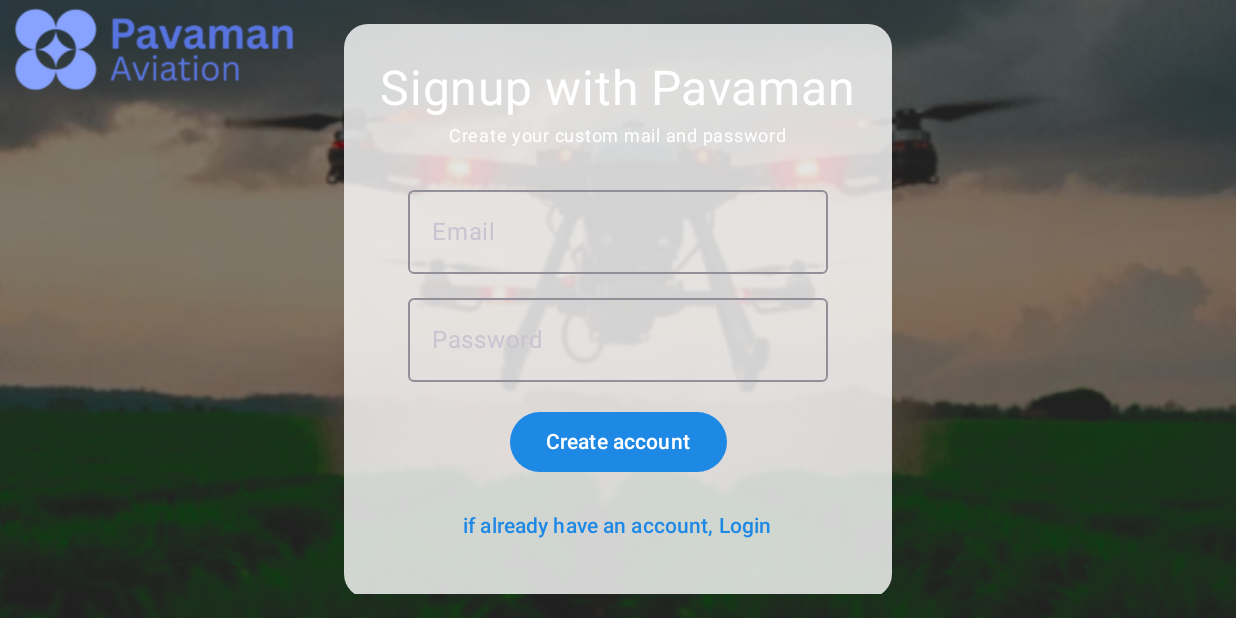
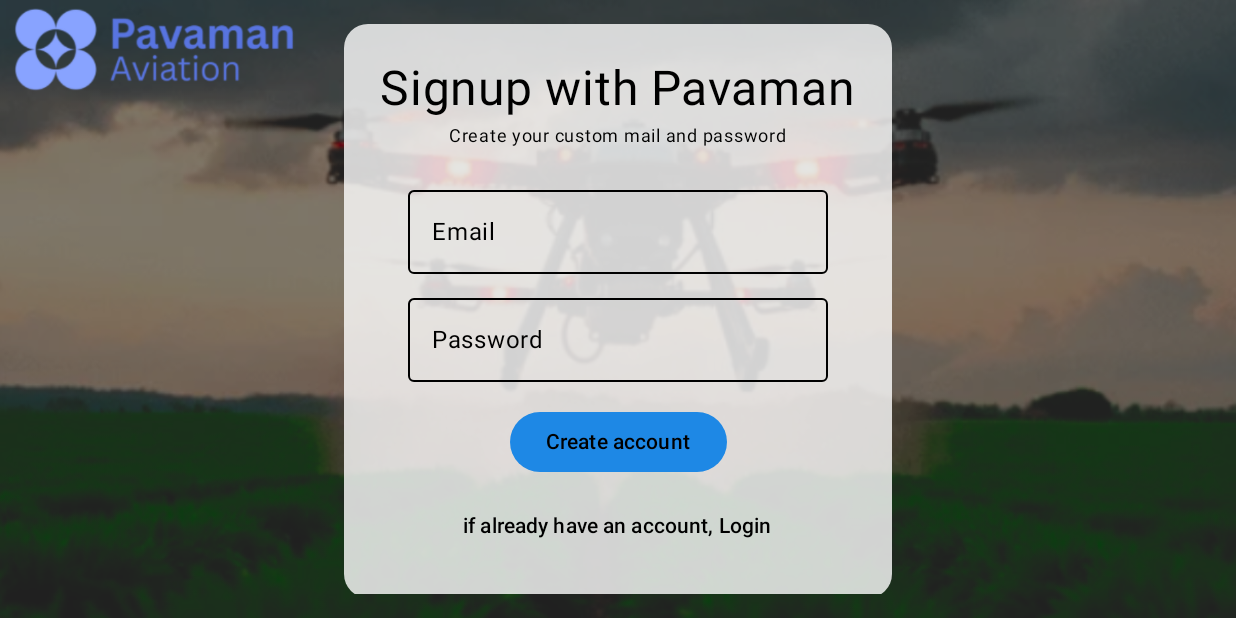
Before and after one commit to Hrushikesh-Gangisetty/SampleGCS, an Android app built with Jetpack Compose: the screen it shows after launch (MainActivity), after a tap on "Signup", on a phone screen of 824 x 412 dp (held sideways). Run offline under Robolectric (Android 15) with nearby library versions, the phone set to English and light mode, and no system bars; our stand-ins replace Firebase (no records; nobody signed in at launch, a user with empty details on screens opened directly), livedata-compose.

Commit message:
feat: Update text color to black on Login and Signup screens
This commit updates the `LoginPage.kt` and `SignupPage.kt` files to display all text in black. This includes titles, labels, placeholders, and button text.

The changes were made by explicitly setting the color of the `Text` composables to `Color.Black` and by using `OutlinedTextFieldDefaults.colors` to set the color of the text, labels, and borders of the `OutlinedTextField` composables to black.

```diff
--- a/app/src/main/java/com/example/aerogcsclone/authentication/LoginPage.kt
+++ b/app/src/main/java/com/example/aerogcsclone/authentication/LoginPage.kt
@@ -9,6 +9,7 @@ import androidx.compose.foundation.shape.RoundedCornerShape
 import androidx.compose.foundation.verticalScroll
 import androidx.compose.material3.Button
 import androidx.compose.material3.OutlinedTextField
+import androidx.compose.material3.OutlinedTextFieldDefaults
 import androidx.compose.material3.Text
 import androidx.compose.material3.TextButton
 import androidx.compose.runtime.*
@@ -66,15 +67,24 @@ fun LoginPage(modifier: Modifier = Modifier, navController: NavController, authV
                 horizontalAlignment = Alignment.CenterHorizontally,
                 verticalArrangement = Arrangement.Center
             ) {
-                Text(text = "Login with pavaman", fontSize = 32.sp)
-                Text(text = "Login with pavaman credentials", fontSize = 12.sp)
+                Text(text = "Login with pavaman", fontSize = 32.sp, color = Color.Black)
+                Text(text = "Login with pavaman credentials", fontSize = 12.sp, color = Color.Black)
 
                 Spacer(modifier = Modifier.height(16.dp))
 
                 OutlinedTextField(
                     value = email,
                     onValueChange = { email = it },
-                    label = { Text(text = "Email") }
+                    label = { Text(text = "Email") },
+                    colors = OutlinedTextFieldDefaults.colors(
+                        focusedTextColor = Color.Black,
+                        unfocusedTextColor = Color.Black,
+                        cursorColor = Color.Black,
+                        focusedBorderColor = Color.Black,
+                        unfocusedBorderColor = Color.Black,
+                        focusedLabelColor = Color.Black,
+                        unfocusedLabelColor = Color.Black
+                    )
                 )
 
                 Spacer(modifier = Modifier.height(8.dp))
@@ -82,19 +92,28 @@ fun LoginPage(modifier: Modifier = Modifier, navController: NavController, authV
                 OutlinedTextField(
                     value = password,
                     onValueChange = { password = it },
-                    label = { Text(text = "Password") }
+                    label = { Text(text = "Password") },
+                    colors = OutlinedTextFieldDefaults.colors(
+                        focusedTextColor = Color.Black,
+                        unfocusedTextColor = Color.Black,
+                        cursorColor = Color.Black,
+                        focusedBorderColor = Color.Black,
+                        unfocusedBorderColor = Color.Black,
+                        focusedLabelColor = Color.Black,
+                        unfocusedLabelColor = Color.Black
+                    )
                 )
 
                 Spacer(modifier = Modifier.height(16.dp))
 
                 Button(onClick = { authViewModel.login(email, password) }) {
-                    Text(text = "Login")
+                    Text(text = "Login", color = Color.Black)
                 }
 
                 Spacer(modifier = Modifier.height(8.dp))
 
                 TextButton(onClick = { navController.navigate(Screen.Signup.route) }) {
-                    Text(text = "Signup")
+                    Text(text = "Signup", color = Color.Black)
                 }
             }
         }
--- a/app/src/main/java/com/example/aerogcsclone/authentication/SignupPage.kt
+++ b/app/src/main/java/com/example/aerogcsclone/authentication/SignupPage.kt
@@ -1,6 +1,5 @@
 package com.example.aerogcsclone.authentication
 
-import android.widget.Toast
 import android.widget.Toast
 import androidx.compose.foundation.Image
 import androidx.compose.foundation.background
@@ -10,6 +9,7 @@ import androidx.compose.foundation.shape.RoundedCornerShape
 import androidx.compose.foundation.verticalScroll
 import androidx.compose.material3.Button
 import androidx.compose.material3.OutlinedTextField
+import androidx.compose.material3.OutlinedTextFieldDefaults
 import androidx.compose.material3.Text
 import androidx.compose.material3.TextButton
 import androidx.compose.runtime.*
@@ -67,15 +67,24 @@ fun SignupPage(modifier: Modifier = Modifier, navController: NavController, auth
                 horizontalAlignment = Alignment.CenterHorizontally,
                 verticalArrangement = Arrangement.Center
             ) {
-                Text(text = "Signup with Pavaman", fontSize = 32.sp)
-                Text(text = "Create your custom mail and password", fontSize = 12.sp)
+                Text(text = "Signup with Pavaman", fontSize = 32.sp, color = Color.Black)
+                Text(text = "Create your custom mail and password", fontSize = 12.sp, color = Color.Black)
 
                 Spacer(modifier = Modifier.height(16.dp))
 
                 OutlinedTextField(
                     value = email,
                     onValueChange = { email = it },
-                    label = { Text(text = "Email") }
+                    label = { Text(text = "Email") },
+                    colors = OutlinedTextFieldDefaults.colors(
+                        focusedTextColor = Color.Black,
+                        unfocusedTextColor = Color.Black,
+                        cursorColor = Color.Black,
+                        focusedBorderColor = Color.Black,
+                        unfocusedBorderColor = Color.Black,
+                        focusedLabelColor = Color.Black,
+                        unfocusedLabelColor = Color.Black
+                    )
                 )
 
                 Spacer(modifier = Modifier.height(8.dp))
@@ -83,19 +92,28 @@ fun SignupPage(modifier: Modifier = Modifier, navController: NavController, auth
                 OutlinedTextField(
                     value = password,
                     onValueChange = { password = it },
-                    label = { Text(text = "Password") }
+                    label = { Text(text = "Password") },
+                    colors = OutlinedTextFieldDefaults.colors(
+                        focusedTextColor = Color.Black,
+                        unfocusedTextColor = Color.Black,
+                        cursorColor = Color.Black,
+                        focusedBorderColor = Color.Black,
+                        unfocusedBorderColor = Color.Black,
+                        focusedLabelColor = Color.Black,
+                        unfocusedLabelColor = Color.Black
+                    )
                 )
 
                 Spacer(modifier = Modifier.height(16.dp))
 
                 Button(onClick = { authViewModel.signup(email, password) }) {
-                    Text(text = "Create account")
+                    Text(text = "Create account", color = Color.Black)
                 }
 
                 Spacer(modifier = Modifier.height(8.dp))
 
                 TextButton(onClick = { navController.navigate(Screen.Login.route) }) {
-                    Text(text = "if already have an account, Login")
+                    Text(text = "if already have an account, Login", color = Color.Black)
                 }
             }
         }
```
